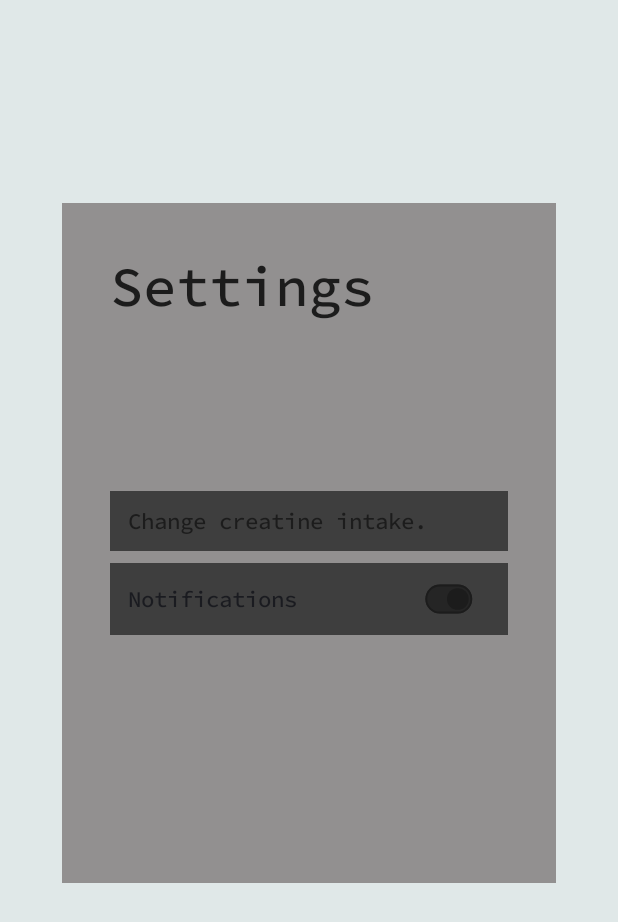
After one commit to alejandroglzdev/TakeYourCreatinePublic, an Android app built with Jetpack Compose: the composable SettingsView shown on its own in the app's theme, on a phone screen of 412 x 824 dp. The commit adds this screen. Shown: the top 922 px of the screen. Run offline under Robolectric (Android 15) with nearby library versions, the phone set to English and light mode, and no system bars; our stand-ins replace AdMob, constraintlayout-compose; 1 statement that could not run was skipped.

Commit message:
Settings done.

```diff
--- a/app/src/main/java/com/alejandroglzdev/takeyourcreatine/ui/component/items/SquareButton.kt
+++ b/app/src/main/java/com/alejandroglzdev/takeyourcreatine/ui/component/items/SquareButton.kt
@@ -1,5 +1,6 @@
 package com.alejandroglzdev.takeyourcreatine.ui.component.items
 
+import androidx.compose.foundation.layout.PaddingValues
 import androidx.compose.foundation.layout.fillMaxWidth
 import androidx.compose.foundation.layout.padding
 import androidx.compose.material3.Button
@@ -11,6 +12,7 @@ import androidx.compose.ui.Modifier
 import androidx.compose.ui.geometry.Size
 import androidx.compose.ui.graphics.Outline
 import androidx.compose.ui.graphics.Shape
+import androidx.compose.ui.text.style.TextAlign
 import androidx.compose.ui.unit.Density
 import androidx.compose.ui.unit.LayoutDirection
 import androidx.compose.ui.unit.dp
@@ -20,7 +22,11 @@ import com.alejandroglzdev.takeyourcreatine.ui.theme.SecondaryDark
 @Composable
 fun SquareButton(
     onClick: () -> Unit,
-    content: String
+    content: String,
+    modifier: Modifier = Modifier
+        .fillMaxWidth()
+        .padding(start = 24.dp, end = 24.dp),
+    textAlign: TextAlign = TextAlign.Center
 ) {
     val squareShape = object : Shape {
         override fun createOutline(
@@ -32,9 +38,9 @@ fun SquareButton(
         )
     }
 
+
     Button(
         onClick = { onClick },
-        content = { Text(text = content, style = MaterialTheme.typography.labelSmall) },
         shape = squareShape,
         colors = ButtonDefaults.buttonColors(
             containerColor = SecondaryDark,
@@ -42,7 +48,14 @@ fun SquareButton(
             disabledContainerColor = SecondaryDark,
             disabledContentColor = Accent
         ),
-        modifier = Modifier.fillMaxWidth().padding(start = 24.dp, end = 24.dp)
-
-        )
+        modifier = modifier,
+        contentPadding = PaddingValues(0.dp)
+    ) {
+            Text(
+                text = content,
+                style = MaterialTheme.typography.labelSmall,
+                textAlign = textAlign,
+                modifier = Modifier.fillMaxWidth().padding(start = 12.dp)
+            )
+    }
 }
--- a/app/src/main/java/com/alejandroglzdev/takeyourcreatine/ui/component/views/HomeView.kt
+++ b/app/src/main/java/com/alejandroglzdev/takeyourcreatine/ui/component/views/HomeView.kt
@@ -23,7 +23,10 @@ import com.alejandroglzdev.takeyourcreatine.ui.theme.headlineSmallAccent
 
 @Composable
 fun HomeView() {
-    ConstraintLayout(Modifier.fillMaxSize().background(Primary),
+    ConstraintLayout(
+        Modifier
+            .fillMaxSize()
+            .background(Primary),
 
     ) {
         val (box, adBox) = createRefs()
@@ -51,7 +54,7 @@ fun HomeView() {
 
             SquareButton(
                 onClick = { /*TODO*/ },
-                content = "Take your creatine!"
+                content = stringResource(R.string.take_your_creatine)
             )
         }
 
--- a/app/src/main/java/com/alejandroglzdev/takeyourcreatine/ui/component/views/MainView.kt
+++ b/app/src/main/java/com/alejandroglzdev/takeyourcreatine/ui/component/views/MainView.kt
@@ -17,6 +17,7 @@ fun MainView() {
         ) { paddingValues ->
            Box(modifier = Modifier.padding(paddingValues)) {
                HomeView()
+               //SettingsView()
            }
 
         }
--- /dev/null
+++ b/app/src/main/java/com/alejandroglzdev/takeyourcreatine/ui/component/views/SettingsView.kt
@@ -0,0 +1,122 @@
+package com.alejandroglzdev.takeyourcreatine.ui.component.views
+
+import androidx.compose.foundation.background
+import androidx.compose.foundation.layout.Box
+import androidx.compose.foundation.layout.Column
+import androidx.compose.foundation.layout.Row
+import androidx.compose.foundation.layout.fillMaxHeight
+import androidx.compose.foundation.layout.fillMaxSize
+import androidx.compose.foundation.layout.fillMaxWidth
+import androidx.compose.foundation.layout.padding
+import androidx.compose.material3.MaterialTheme
+import androidx.compose.material3.Switch
+import androidx.compose.material3.SwitchDefaults
+import androidx.compose.material3.Text
+import androidx.compose.runtime.Composable
+import androidx.compose.runtime.mutableStateOf
+import androidx.compose.runtime.remember
+import androidx.compose.ui.Alignment
+import androidx.compose.ui.Modifier
+import androidx.compose.ui.draw.scale
+import androidx.compose.ui.res.stringResource
+import androidx.compose.ui.text.style.TextAlign
+import androidx.compose.ui.unit.dp
+import androidx.constraintlayout.compose.ConstraintLayout
+import com.alejandroglzdev.takeyourcreatine.R
+import com.alejandroglzdev.takeyourcreatine.ui.component.items.AdmobBanner
+import com.alejandroglzdev.takeyourcreatine.ui.component.items.SquareButton
+import com.alejandroglzdev.takeyourcreatine.ui.theme.Accent
+import com.alejandroglzdev.takeyourcreatine.ui.theme.Primary
+import com.alejandroglzdev.takeyourcreatine.ui.theme.PrimaryDark
+import com.alejandroglzdev.takeyourcreatine.ui.theme.SecondaryDark
+import com.alejandroglzdev.takeyourcreatine.ui.theme.headlineMediumAccent
+
+@Composable
+fun SettingsView() {
+    val checkedState = remember { mutableStateOf(true) }
+
+    ConstraintLayout(
+        Modifier
+            .fillMaxSize()
+            .background(Primary),
+
+        ) {
+        val (box, adBox) = createRefs()
+
+        Box(modifier = Modifier
+            .fillMaxHeight(0.55f)
+            .fillMaxWidth(0.8f)
+            .background(PrimaryDark)
+            .padding(32.dp)
+            .constrainAs(box) {
+                top.linkTo(parent.top, margin = 24.dp)
+                bottom.linkTo(adBox.top, margin = 24.dp)
+                start.linkTo(parent.start, margin = 24.dp)
+                end.linkTo(parent.end, margin = 24.dp)
+            }) {
+            Column {
+                Text(
+                    text = stringResource(R.string.settings),
+                    style = headlineMediumAccent,
+                    textAlign = TextAlign.Center,
+                    modifier = Modifier.fillMaxHeight(0.4f)
+                )
+
+
+                SquareButton(
+                    onClick = { /*TODO*/ },
+                    content = stringResource(R.string.change_creatine_intake),
+                    modifier = Modifier
+                        .fillMaxWidth()
+                        .padding(bottom = 4.dp),
+                    textAlign = TextAlign.Start
+
+                )
+
+                Row(
+                    modifier = Modifier
+                        .background(SecondaryDark)
+                        .fillMaxWidth(),
+                    verticalAlignment = Alignment.CenterVertically
+                )
+                {
+                    Text(
+                        text = "Notifications",
+                        style = MaterialTheme.typography.labelSmall,
+                        modifier = Modifier
+                            .weight(0.7f)
+                            .padding(start = 12.dp),
+                        textAlign = TextAlign.Start
+                    )
+
+                    Switch(
+                        checked = checkedState.value,
+                        onCheckedChange = { checkedState.value = it },
+                        modifier = Modifier
+                            .weight(0.3f)
+                            .scale(0.6f),
+                        colors = SwitchDefaults.colors(
+                            checkedThumbColor = Accent,
+                            checkedTrackColor = SecondaryDark,
+                            checkedBorderColor = Accent
+                        )
+
+                    )
+
+                }
+
+            }
+
+        }
+
+
+        Box(modifier = Modifier.constrainAs(adBox) {
+            bottom.linkTo(parent.bottom)
+            start.linkTo(parent.start)
+            end.linkTo(parent.end)
+        }) {
+            AdmobBanner(padding = 50.dp, banner = "ca-app-pub-3940256099942544/6300978111")
+        }
+    }
+
+}
--- a/app/src/main/java/com/alejandroglzdev/takeyourcreatine/ui/theme/Type.kt
+++ b/app/src/main/java/com/alejandroglzdev/takeyourcreatine/ui/theme/Type.kt
@@ -31,6 +31,11 @@ val Typography = Typography(
     headlineSmall = TextStyle(
         fontFamily = SourceCodePro,
         fontSize = 26.sp,
+    ),
+
+    headlineMedium = TextStyle(
+        fontFamily = SourceCodePro,
+        fontSize = 37.sp,
     )
 
 )
@@ -46,3 +51,7 @@ val labelSmallSecondaryDark = Typography.labelSmall.copy(
 val headlineSmallAccent = Typography.headlineSmall.copy(
     color = Accent
 )
+
+val headlineMediumAccent = Typography.headlineMedium.copy(
+    color = Accent
+)
--- a/app/src/main/res/values/strings.xml
+++ b/app/src/main/res/values/strings.xml
@@ -3,4 +3,7 @@
     <string name="takeyourcreatine">TakeYourCreatine</string>
     <string name="your_intake_for_today_is_7_grams">Your intake for today is 7 grams.</string>
     <string name="sad_scoop">Sad scoop</string>
+    <string name="settings">Settings</string>
+    <string name="take_your_creatine">Take your creatine!</string>
+    <string name="change_creatine_intake">Change creatine intake.</string>
 </resources>
```
